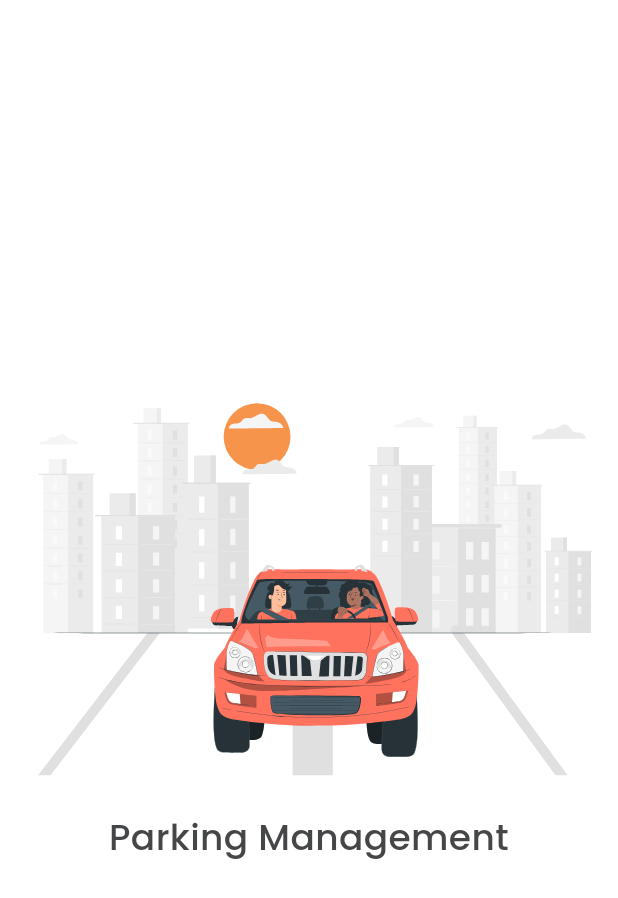
After one commit to HlfDev/flutter_parking_management, a Flutter app: the screen it shows after launch, on a phone screen of 412 x 824 dp. The commit adds this screen. Shown: the top 898 px of the screen. Run offline on Flutter 3.47's test engine with Material 2 defaults, Android fonts, the phone set to English and light mode, and no system bars; our stand-ins replace bloc, flutter_bloc, flutter_modular, google_fonts, hive, lottie; accounts and stored records are empty.

Commit message:
chore(atomic/extension): refactor atom, add atomic to splash page and extension into splash state

```diff
--- a/lib/app/design_system/atomic/atoms/atoms.dart
+++ b/lib/app/design_system/atomic/atoms/atoms.dart
@@ -1 +1,2 @@
+export 'lottie_asset_atom.dart';
 export 'text_atom.dart';
--- /dev/null
+++ b/lib/app/design_system/atomic/atoms/lottie_asset_atom.dart
@@ -0,0 +1,16 @@
+import 'package:flutter/material.dart';
+import 'package:lottie/lottie.dart';
+
+class LottieAssetAtom extends StatelessWidget {
+  final String asset;
+
+  const LottieAssetAtom({
+    Key? key,
+    required this.asset,
+  }) : super(key: key);
+
+  @override
+  Widget build(BuildContext context) {
+    return Lottie.asset(asset);
+  }
+}
--- a/lib/app/design_system/atomic/atoms/text_atom.dart
+++ b/lib/app/design_system/atomic/atoms/text_atom.dart
@@ -3,6 +3,8 @@ import 'package:flutter/material.dart';
 
 // Package imports:
 import 'package:google_fonts/google_fonts.dart';
+
+import '../../design_system.dart';
 
 class TextAtom extends StatelessWidget {
   final String text;
@@ -16,7 +18,7 @@ class TextAtom extends StatelessWidget {
     Key? key,
     required this.text,
     required this.fontSize,
-    this.color = Colors.white,
+    this.color = AppColors.scale_05,
     this.fontWeight = FontWeight.w500,
     this.textAlign = TextAlign.center,
     this.maxLines,
@@ -26,7 +28,7 @@ class TextAtom extends StatelessWidget {
     Key? key,
     required this.text,
     required this.fontSize,
-    this.color = Colors.white,
+    this.color = AppColors.scale_05,
     this.fontWeight = FontWeight.w300,
     this.textAlign = TextAlign.center,
     this.maxLines,
@@ -36,7 +38,7 @@ class TextAtom extends StatelessWidget {
     Key? key,
     required this.text,
     required this.fontSize,
-    this.color = Colors.white,
+    this.color = AppColors.scale_05,
     this.fontWeight = FontWeight.w400,
     this.textAlign = TextAlign.center,
     this.maxLines,
@@ -46,7 +48,7 @@ class TextAtom extends StatelessWidget {
     Key? key,
     required this.text,
     required this.fontSize,
-    this.color = Colors.white,
+    this.color = AppColors.scale_05,
     this.fontWeight = FontWeight.w500,
     this.textAlign = TextAlign.center,
     this.maxLines,
@@ -56,7 +58,7 @@ class TextAtom extends StatelessWidget {
     Key? key,
     required this.text,
     required this.fontSize,
-    this.color = Colors.white,
+    this.color = AppColors.scale_05,
     this.fontWeight = FontWeight.w700,
     this.textAlign = TextAlign.center,
     this.maxLines,
--- /dev/null
+++ b/lib/app/modules/splash/presentation/atomic/atomic.dart
@@ -0,0 +1 @@
+export 'templates/templates.dart';
--- /dev/null
+++ b/lib/app/modules/splash/presentation/atomic/templates/splash_loading_template.dart
@@ -0,0 +1,30 @@
+import 'package:flutter/material.dart';
+
+import '../../../../../design_system/design_system.dart';
+
+class SplashLoadingTemplate extends StatelessWidget {
+  final String animationAsset;
+  final String title;
+
+  const SplashLoadingTemplate({
+    Key? key,
+    required this.animationAsset,
+    required this.title,
+  }) : super(key: key);
+
+  @override
+  Widget build(BuildContext context) {
+    return Column(
+      mainAxisAlignment: MainAxisAlignment.center,
+      crossAxisAlignment: CrossAxisAlignment.center,
+      children: [
+        LottieAssetAtom(asset: animationAsset),
+        const SizedBox(height: AppSizes.h_24),
+        TextAtom.medium(
+          text: title,
+          fontSize: AppSizes.h_24,
+        ),
+      ],
+    );
+  }
+}
--- /dev/null
+++ b/lib/app/modules/splash/presentation/atomic/templates/templates.dart
@@ -0,0 +1 @@
+export 'splash_loading_template.dart';
--- a/lib/app/modules/splash/presentation/controller/splash_state.dart
+++ b/lib/app/modules/splash/presentation/controller/splash_state.dart
@@ -9,3 +9,8 @@ class SplashInitialState extends SplashState {
 class SplashLoadingState extends SplashState {
   SplashLoadingState();
 }
+
+extension SplashStateHelper on SplashState {
+  bool get isSplashInitialState => runtimeType == SplashInitialState;
+  bool get isSplashLoadingState => runtimeType == SplashLoadingState;
+}
--- a/lib/app/modules/splash/presentation/pages/splash_page.dart
+++ b/lib/app/modules/splash/presentation/pages/splash_page.dart
@@ -2,10 +2,10 @@ import 'package:flutter/material.dart';
 
 import 'package:flutter_bloc/flutter_bloc.dart';
 import 'package:flutter_modular/flutter_modular.dart';
-import 'package:lottie/lottie.dart';
 
 import '../../../../design_system/design_system.dart';
 import '../../splash.dart';
+import '../atomic/atomic.dart';
 import '../controller/controller.dart';
 
 class SplashPage extends StatefulWidget {
@@ -29,25 +29,18 @@ class _SplashPageState extends State<SplashPage> {
 
   @override
   Widget build(BuildContext context) {
-    return BlocBuilder<SplashBloc, SplashState>(
-      bloc: _splashBloc,
-      builder: (context, state) {
-        return Scaffold(
-          body: Column(
-            mainAxisAlignment: MainAxisAlignment.center,
-            crossAxisAlignment: CrossAxisAlignment.center,
-            children: [
-              Lottie.asset(AppAssetsJson.jsonRedCarDriving),
-              const SizedBox(height: AppSizes.h_24),
-              const TextAtom.medium(
-                text: SplashStrings.parkingManagement,
-                fontSize: 24,
-                color: AppColors.scale_05,
-              ),
-            ],
-          ),
-        );
-      },
+    return Scaffold(
+      body: BlocBuilder<SplashBloc, SplashState>(
+        bloc: _splashBloc,
+        builder: (context, state) {
+          return state.isSplashLoadingState
+              ? const SplashLoadingTemplate(
+                  title: SplashStrings.parkingManagement,
+                  animationAsset: AppAssetsJson.jsonRedCarDriving,
+                )
+              : const SizedBox.shrink();
+        },
+      ),
     );
   }
 }
```
